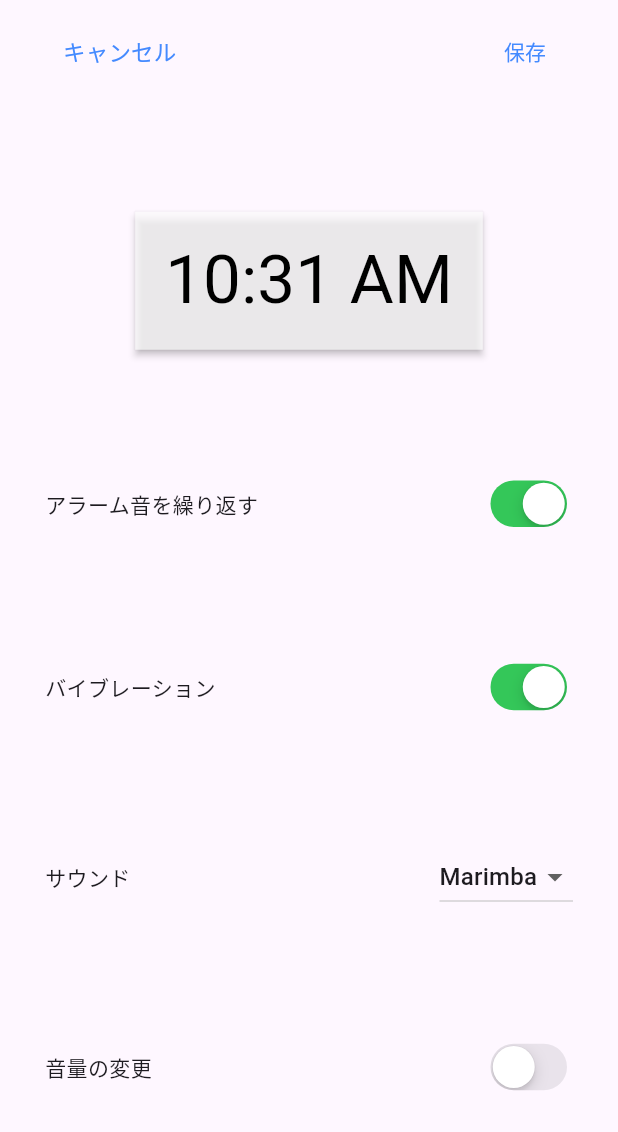
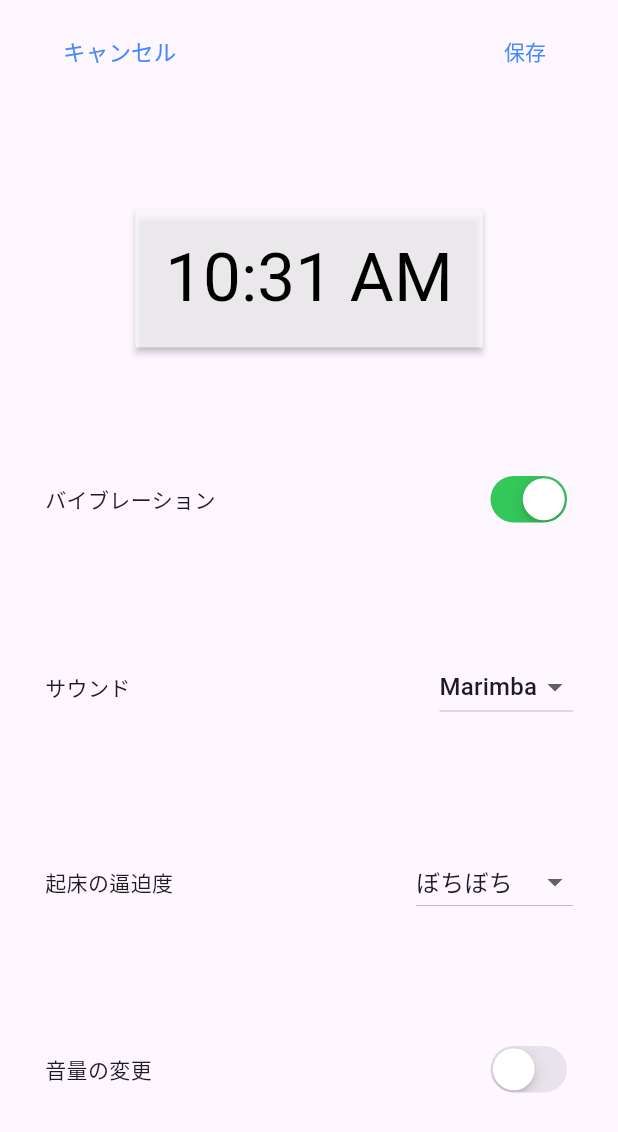
Before and after one commit to tanakacha/flutter_jr_hackathon, a Flutter app: the EditAlarmScreen widget shown alone on an empty page, opened directly, on a phone screen of 412 x 824 dp. Shown: the top 1132 px of the screen. Run offline on Flutter 3.47's test engine with Material 3 defaults, Android fonts, the light colour scheme and no system bars; our stand-ins replace flutter_datetime_picker_plus, flutter_local_notifications, flutter_riverpod, gap, go_router, permission_handler and 3 more; missing offline and left inert: alarm, three_js, three_js_geometry, three_js_objects; generated files the repository leaves out were written again.

Commit message:
feature(Flutter): ゲーム難易度(起床の逼迫度)の選択肢の追加 #44

```diff
--- a/lib/scenes/alarm/components/edit_alarm_screen.dart
+++ b/lib/scenes/alarm/components/edit_alarm_screen.dart
@@ -152,6 +152,8 @@ class _EditAlarmScreenState extends State<EditAlarmScreen> {
 
   @override
   Widget build(BuildContext context) {
+    late int gameDifficulty = 3;
+
     return Padding(
       padding: EdgeInsets.symmetric(vertical: 10, horizontal: 30),
       child: Column(
@@ -199,21 +201,21 @@ class _EditAlarmScreenState extends State<EditAlarmScreen> {
               ),
             ),
           ),
-          Row(
-            mainAxisAlignment: MainAxisAlignment.spaceBetween,
-            children: [
-              // 使い慣れているアラームはデフォルトでonだから不要かも
-              Text('アラーム音を繰り返す'),
-              CupertinoSwitch(
-                  value: loopAudio,
-                  onChanged: (value) {
-                    setState(() {
-                      loopAudio = value;
-                      print(loopAudio);
-                    });
-                  }),
-            ],
-          ),
+          // Row(
+          //   mainAxisAlignment: MainAxisAlignment.spaceBetween,
+          //   children: [
+          //     // 使い慣れているアラームはデフォルトでonだから不要かも
+          //     Text('アラーム音を繰り返す'),
+          //     CupertinoSwitch(
+          //         value: loopAudio,
+          //         onChanged: (value) {
+          //           setState(() {
+          //             loopAudio = value;
+          //             print(loopAudio);
+          //           });
+          //         }),
+          //   ],
+          // ),
           Row(
             mainAxisAlignment: MainAxisAlignment.spaceBetween,
             children: [
@@ -243,6 +245,34 @@ class _EditAlarmScreenState extends State<EditAlarmScreen> {
                 onChanged: (value) {
                   setState(() {
                     assetAudio = value!;
+                  });
+                },
+              ),
+            ],
+          ),
+          Row(
+            mainAxisAlignment: MainAxisAlignment.spaceBetween,
+            children: [
+              Text('起床の逼迫度'),
+              DropdownButton(
+                value: gameDifficulty,
+                items: [
+                  DropdownMenuItem<int?>(
+                    value: 3,
+                    child: Text('ぼちぼち'),
+                  ),
+                  DropdownMenuItem<int?>(
+                    value: 5,
+                    child: Text('可能な限り'),
+                  ),
+                  DropdownMenuItem<int?>(
+                    value: 10,
+                    child: Text('絶対に'),
+                  ),
+                ],
+                onChanged: (value) {
+                  setState(() {
+                    gameDifficulty = value!;
                   });
                 },
               ),
@@ -288,6 +318,24 @@ class _EditAlarmScreenState extends State<EditAlarmScreen> {
                 ],
               ),
             ),
+          // Text('起床の重要度'),
+          // Column(
+          //   mainAxisAlignment: MainAxisAlignment.spaceAround,
+          //   children: [
+          //     ElevatedButton(
+          //       onPressed: () {},
+          //       child: Text('初級(ゆっくり)'),
+          //     ),
+          //     ElevatedButton(
+          //       onPressed: () {},
+          //       child: Text('中級(ぼちぼち)'),
+          //     ),
+          //     ElevatedButton(
+          //       onPressed: () {},
+          //       child: Text('上級(絶対起床)'),
+          //     ),
+          //   ],
+          // ),
           Row(),
         ],
       ),
```
